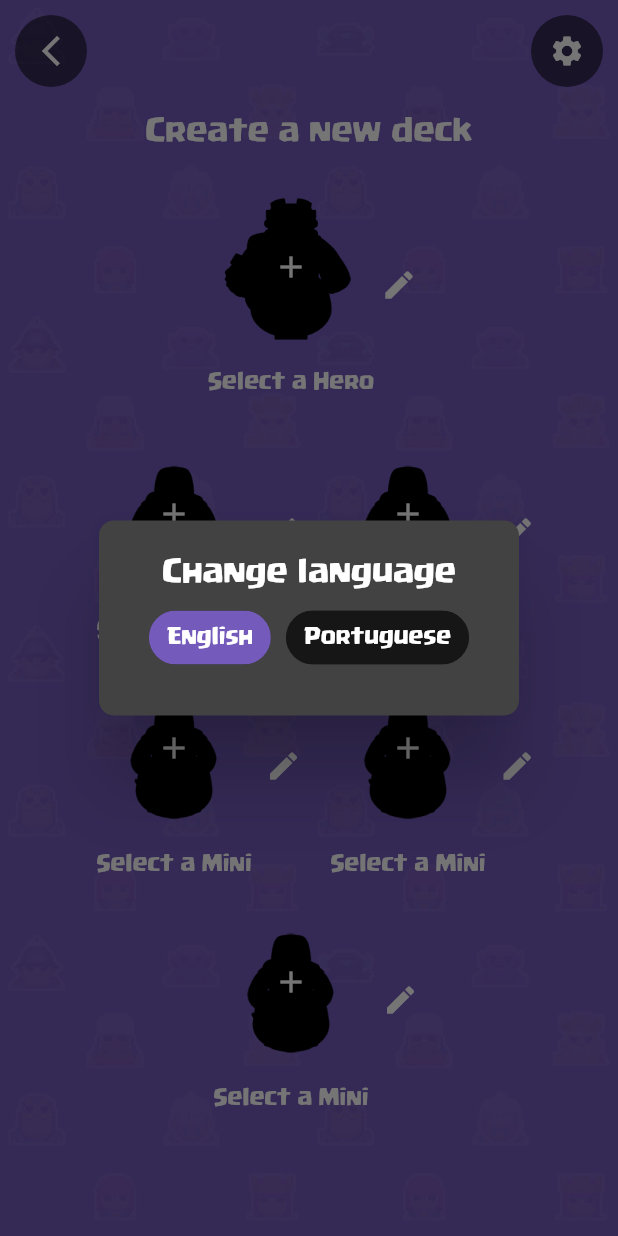
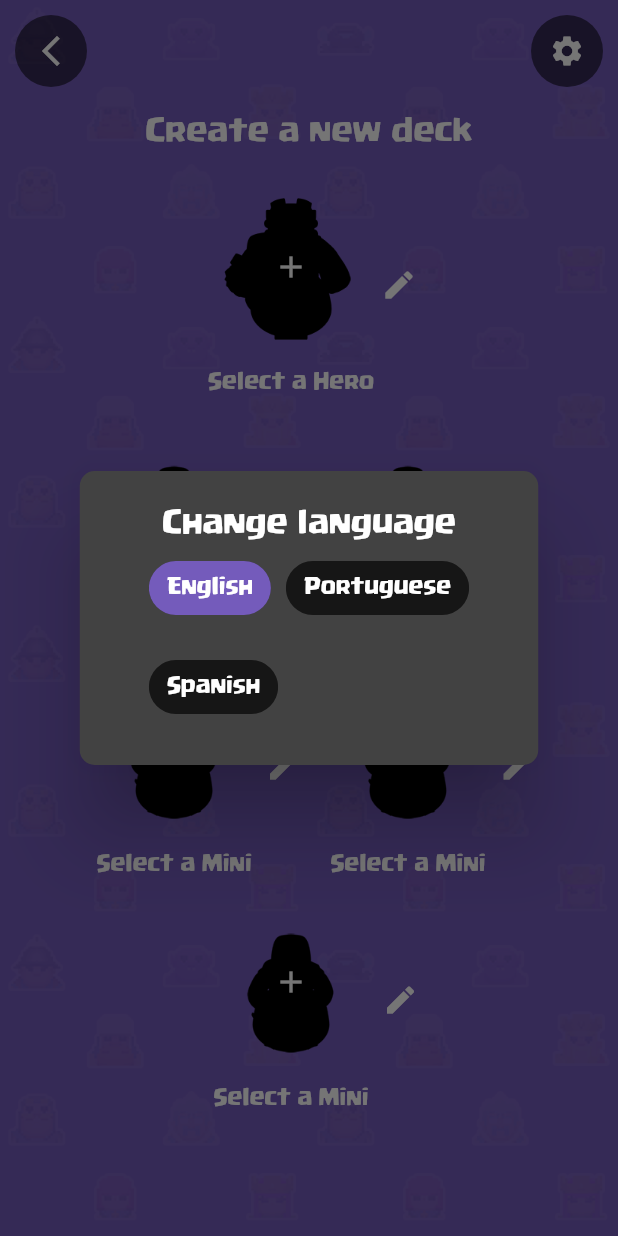
Before and after one commit to charleslana/mini_app, a Flutter app: the FormDeckPage screen opened by its route, after a tap on the "settings" icon, on a phone screen of 412 x 824 dp. Run offline on Flutter 3.47's test engine with Material 2 defaults, Android fonts, the phone set to English and light mode, and no system bars; our stand-ins replace flutter_staggered_animations, get, get_storage, simple_animations; accounts and stored records are empty; network calls fail.

Commit message:
update structure

```diff
--- a/lib/src/controllers/landing_controller.dart
+++ b/lib/src/controllers/landing_controller.dart
@@ -43,14 +43,24 @@ class LandingController extends GetxController {
         .toList());
   }
 
+  void addHeroLanguageEsEs(String text) {
+    filterHeroList.addAll(appModel.heroes
+        .where((hero) => Utils.removeDiacritics(hero.name.esEs.toLowerCase())
+            .contains(Utils.removeDiacritics(text.toLowerCase())))
+        .toList());
+  }
+
   void addHeroList(String text) {
     filterHeroList.clear();
     switch ('languageCode'.tr) {
       case 'en':
         addHeroLanguageEnUs(text);
         break;
+      case 'pt':
+        addHeroLanguagePtBr(text);
+        break;
       default:
-        addHeroLanguagePtBr(text);
+        addHeroLanguageEsEs(text);
     }
   }
 
@@ -68,6 +78,13 @@ class LandingController extends GetxController {
         .toList());
   }
 
+  void addMiniLanguageEsEs(String text) {
+    filterMiniList.addAll(appModel.minis
+        .where((mini) => Utils.removeDiacritics(mini.name.esEs.toLowerCase())
+            .contains(Utils.removeDiacritics(text.toLowerCase())))
+        .toList());
+  }
+
   void addMiniLanguagePtBr(String text) {
     filterMiniList.addAll(appModel.minis
         .where((mini) => Utils.removeDiacritics(mini.name.ptBr.toLowerCase())
@@ -81,8 +98,11 @@ class LandingController extends GetxController {
       case 'en':
         addMiniLanguageEnUs(text);
         break;
+      case 'pt':
+        addMiniLanguagePtBr(text);
+        break;
       default:
-        addMiniLanguagePtBr(text);
+        addMiniLanguageEsEs(text);
     }
   }
 
--- a/lib/src/controllers/language_controller.dart
+++ b/lib/src/controllers/language_controller.dart
@@ -7,6 +7,7 @@ class LanguageController extends GetxController {
   final List<LanguageModel> languages = [
     LanguageModel('English', const Locale('en', 'US')),
     LanguageModel('Portuguese', const Locale('pt', 'BR')),
+    LanguageModel('Spanish', const Locale('es', 'ES')),
   ];
   String selectedLanguage = Get.locale!.languageCode;
   RxInt selectedIndex = 0.obs;
@@ -21,8 +22,11 @@ class LanguageController extends GetxController {
       case 'en':
         selectedIndex.value = 0;
         break;
+      case 'pt':
+        selectedIndex.value = 1;
+        break;
       default:
-        selectedIndex.value = 1;
+        selectedIndex.value = 2;
     }
     super.onInit();
   }
--- a/lib/src/models/app_model.dart
+++ b/lib/src/models/app_model.dart
@@ -137,20 +137,24 @@ class TranslationModel {
   TranslationModel({
     required this.enUs,
     required this.ptBr,
+    required this.esEs,
   });
 
   TranslationModel.fromJson(Map<String, dynamic> json) {
     enUs = json['enUs'];
     ptBr = json['ptBr'];
+    esEs = json['esEs'];
   }
 
   late String enUs;
   late String ptBr;
+  late String esEs;
 
   Map<String, dynamic> toJson() {
     final Map<String, dynamic> data = <String, dynamic>{};
     data['enUs'] = enUs;
     data['ptBr'] = ptBr;
+    data['esEs'] = esEs;
     return data;
   }
 }
--- a/lib/src/pages/home/patch.dart
+++ b/lib/src/pages/home/patch.dart
@@ -19,6 +19,9 @@ class Patch extends StatelessWidget {
     switch ('languageCode'.tr) {
       case 'en':
         formatter = DateFormat('yyyy/MM/dd');
+        break;
+      case 'pt':
+        formatter = DateFormat('dd/MM/yyyy');
         break;
       default:
         formatter = DateFormat('dd/MM/yyyy');
--- a/lib/src/translation/app_translation.dart
+++ b/lib/src/translation/app_translation.dart
@@ -2,6 +2,7 @@ class AppTranslation {
   Map<String, Map<String, String>> translationsKeys = {
     'en_US': enUS,
     'pt_BR': ptBR,
+    'es_ES': esES,
   };
 }
 
@@ -9,6 +10,7 @@ final Map<String, String> enUS = {
   'languageCode': 'en',
   'languageEnglish': 'English',
   'languagePortuguese': 'Portuguese',
+  'languageSpanish': 'Spanish',
   'splashscreenTitle': 'Database, minis and heroes',
   'splashscreenVersion': 'Version @version',
   'splashscreenCreatedBy': 'Created by @name',
@@ -98,6 +100,7 @@ final Map<String, String> ptBR = {
   'languageCode': 'pt',
   'languageEnglish': 'Inglês',
   'languagePortuguese': 'Português',
+  'languageSpanish': 'Espanhol',
   'splashscreenTitle': 'Database, minis e heróis',
   'splashscreenVersion': 'Versão @version',
   'splashscreenCreatedBy': 'Criado por @name',
@@ -154,7 +157,7 @@ final Map<String, String> ptBR = {
   'tabMinisFilterAll': 'Todos',
   'heroDetailsLevel': 'Escolha um Nível: @level',
   'heroDetailsStatsLevel': 'Nível',
-  'heroDetailsStatsHP': 'HP',
+  'heroDetailsStatsHP': 'Pontos de Vida',
   'heroDetailsStatsHitPerSecond': 'Golpe por segundo',
   'heroDetailsStatsDamagePerHit': 'Dano por Golpe',
   'heroDetailsStatsEnergyCost': 'Custo de Energia',
@@ -162,11 +165,11 @@ final Map<String, String> ptBR = {
   'heroDetailsLevelsUnlockLevel': 'Desbloqueio de nível: @level',
   'heroDetailsLevelsClash': 'Clash',
   'heroDetailsLevelsSuper': 'Super',
-  'heroDetailsLevelsBoast': 'Ostentação',
+  'heroDetailsLevelsBoast': 'Vangloriar-se',
   'miniDetailsStar': 'Escolha uma Estrela',
   'miniDetailsButtonEmpty': 'Vazio',
   'miniDetailsStatsStar': 'Estrela',
-  'miniDetailsStatsHP': 'HP',
+  'miniDetailsStatsHP': 'Pontos de Vida',
   'miniDetailsStatsHitPerSecond': 'Golpe por segundo',
   'miniDetailsStatsDamagePerHit': 'Dano por Golpe',
   'miniDetailsStatsEnergyCost': 'Custo de Energia',
@@ -175,11 +178,103 @@ final Map<String, String> ptBR = {
   'miniDetailsAbilitiesUnlockStar': 'Desbloqueio de estrela: @star',
   'miniDetailsAbilitiesClash': 'Clash',
   'miniDetailsAbilitiesSuper': 'Super',
-  'miniDetailsAbilitiesBoast': 'Ostentação',
-  'miniDetailsAbilitiesKO': 'KO',
+  'miniDetailsAbilitiesBoast': 'Vangloriar-se',
+  'miniDetailsAbilitiesKO': 'Dano Mortal',
   'patchTitle': 'Correção',
   'rankTitle': 'Classificação e Tabuleiros',
   'rankTrophies': 'Troféus: @trophies',
   'rankBoardTooltip': '@name\nTroféus necessários: @trophies\n@description',
   'tierListTitle': 'Em breve',
 };
+
+final Map<String, String> esES = {
+  'languageCode': 'es',
+  'languageEnglish': 'Inglés',
+  'languagePortuguese': 'Portugués',
+  'languageSpanish': 'Español',
+  'splashscreenTitle': 'Base de datos, minis y héroes',
+  'splashscreenVersion': 'Versión @version',
+  'splashscreenCreatedBy': 'Creado por @name',
+  'landingInfo': 'Esperando información de la base de datos',
+  'landingConnection': 'Asegúrate de tener una conexión a Internet.',
+  'landingError': 'Ocurrió un error. Inténtalo de nuevo.',
+  'landingUpdate':
+      'Hay una nueva actualización disponible, actualice su aplicación.',
+  'utilsDialogNameInput': 'Escriba su nombre',
+  'utilsDialogNameInputEmpty': 'Por favor, escriba su nombre.',
+  'utilsDialogNameInputMaxCharacters':
+      'Su nombre debe contener un máximo de 20 caracteres.',
+  'utilsDialogNameButton': 'Continuar',
+  'utilsDialogEditNameButton': 'Editar',
+  'utilsDialogLanguage': 'Cambiar idioma',
+  'utilsDialogNameDeckInput': 'Ingresa el nombre de tu mazo',
+  'utilsDialogNameDeckButton': 'Guardar',
+  'utilsDialogNameDeckInputEmpty': 'Por favor ingrese el nombre de su deck',
+  'utilsDialogNameDeckInputMaxCharacters':
+      'El nombre de la deck debe contener un máximo de 30 caracteres.',
+  'homePageCollection': 'Colección',
+  'homePageTierList': 'Tier List',
+  'homePageFavorites': 'Favoritos',
+  'homePageRank': 'Rango',
+  'homePagePatch': 'Parche',
+  'favoritesDiscord': '¡Únase a nuestra discordia!',
+  'favorites': 'Favoritos',
+  'favoritesTabDecks': 'Decks (@value)',
+  'favoritesTabMinis': 'Minis (@value)',
+  'favoritesMiniNotFound': 'No se encontraron minis favoritos.',
+  'favoritesDeckNotFound': 'No se encontraron decks favoritos.',
+  'favoritesDeckNewDeck': 'Nueva Deck',
+  'favoritesDeckDialogTitle': 'Eliminar',
+  'favoritesDeckDialogMiddleText':
+      '¿Estás seguro de que quieres eliminar la deck?',
+  'favoritesDeckDialogTextConfirm': 'Ok',
+  'favoritesDeckDialogTextCancel': 'Cancelar',
+  'formDeckPageCreateDeck': 'Crea una nueva deck',
+  'formDeckPageEditDeck': 'Editar deck',
+  'formDeckPageSaveDeck': 'Guardar deck',
+  'formDeckPageHeroTitle': 'Selecciona un héroe',
+  'formDeckPageMiniTitle': 'Selecciona un mini',
+  'formDeckDialogTitle': 'Alerta',
+  'formDeckDialogTextCancel': 'Cancelar',
+  'formDeckDialogTextConfirm': 'Ok',
+  'formDeckDialogMiddleText':
+      'No has terminado todo el deck, ¿de verdad quieres dejarlo?',
+  'collection': 'Colección',
+  'collectionTabHeroes': 'Héroes (@value)',
+  'collectionTabMinis': 'Minis (@value)',
+  'tabHeroesSearch': 'Buscar Héroes',
+  'tabHeroesSearchNotFound': 'No se encontró ningún héroe.',
+  'tabMinisSearch': 'Buscar Minis',
+  'tabMinisSearchNotFound': 'No se encontró ningún mini.',
+  'tabMinisFilterAll': 'Todos',
+  'heroDetailsLevel': 'Elige un Nivel: @level',
+  'heroDetailsStatsLevel': 'Nivel',
+  'heroDetailsStatsHP': 'Puntos de Vida',
+  'heroDetailsStatsHitPerSecond': 'Impactos por segundo',
+  'heroDetailsStatsDamagePerHit': 'Daño por Impacto',
+  'heroDetailsStatsEnergyCost': 'Coste de Energía',
+  'heroDetailsStatsInitialEnergy': 'Energía Inicial',
+  'heroDetailsLevelsUnlockLevel': 'Desbloqueo de nivel: @level',
+  'heroDetailsLevelsClash': 'Clash',
+  'heroDetailsLevelsSuper': 'Súper',
+  'heroDetailsLevelsBoast': 'Alarde',
+  'miniDetailsStar': 'Elige una estrella',
+  'miniDetailsButtonEmpty': 'Vacío',
+  'miniDetailsStatsStar': 'Estrella',
+  'miniDetailsStatsHP': 'Puntos de Vida',
+  'miniDetailsStatsHitPerSecond': 'Impactos por segundo',
+  'miniDetailsStatsDamagePerHit': 'Daño por Impacto',
+  'miniDetailsStatsEnergyCost': 'Coste de Energía',
+  'miniDetailsStatsInitialEnergy': 'Energía Inicial',
+  'miniDetailsStatsElixirCost': 'Coste de Elixir',
+  'miniDetailsAbilitiesUnlockStar': 'Desbloqueo de estrella: @star',
+  'miniDetailsAbilitiesClash': 'Clash',
+  'miniDetailsAbilitiesSuper': 'Súper',
+  'miniDetailsAbilitiesBoast': 'Alarde',
+  'miniDetailsAbilitiesKO': 'Daño Mortal',
+  'patchTitle': 'Parche',
+  'rankTitle': 'Rango y Tableros',
+  'rankTrophies': 'Trofeos: @trophies',
+  'rankBoardTooltip': '@name\nTrofeos requeridos: @trophies\n@description',
+  'tierListTitle': 'Próximamente',
+};
--- a/lib/src/utils/utils.dart
+++ b/lib/src/utils/utils.dart
@@ -76,7 +76,11 @@ class Utils {
         return ChoiceChip(
           selected: languageController.selectedIndex.value == index,
           label: Text(
-            index == 0 ? 'languageEnglish'.tr : 'languagePortuguese'.tr,
+            index == 0
+                ? 'languageEnglish'.tr
+                : index == 1
+                    ? 'languagePortuguese'.tr
+                    : 'languageSpanish'.tr,
             style: const TextStyle(color: Colors.white),
           ),
           elevation: 0,
@@ -184,8 +188,10 @@ class Utils {
     switch ('languageCode'.tr) {
       case 'en':
         return translationModel.enUs;
+      case 'pt':
+        return translationModel.ptBr;
       default:
-        return translationModel.ptBr;
+        return translationModel.esEs;
     }
   }
 
```
